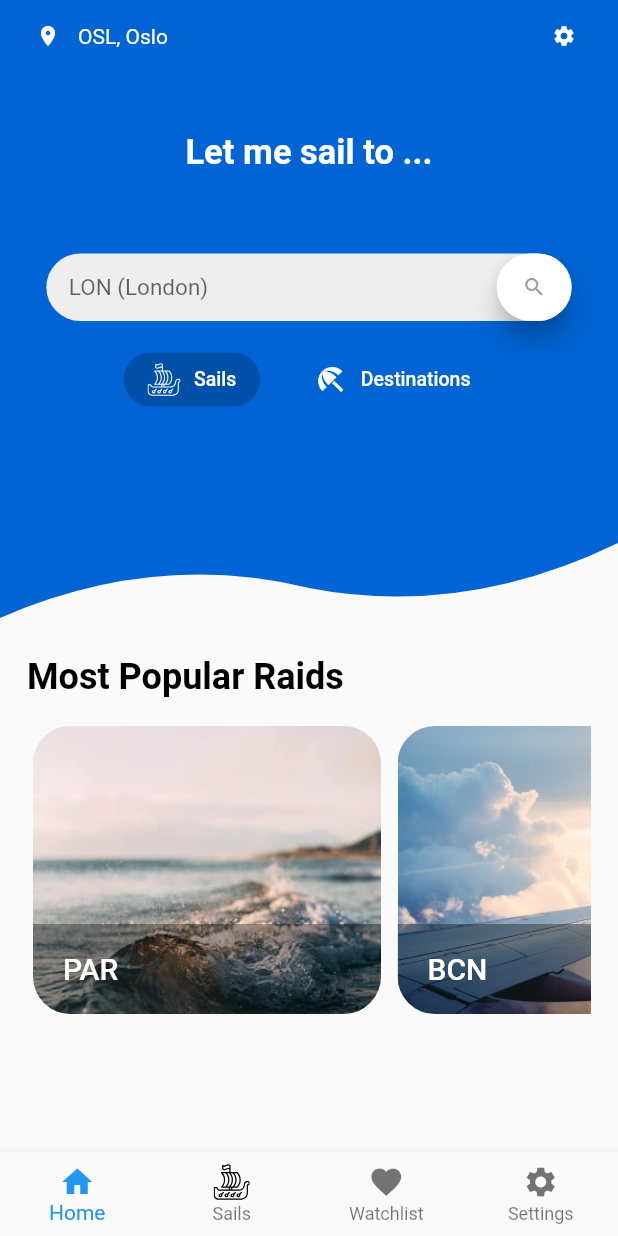
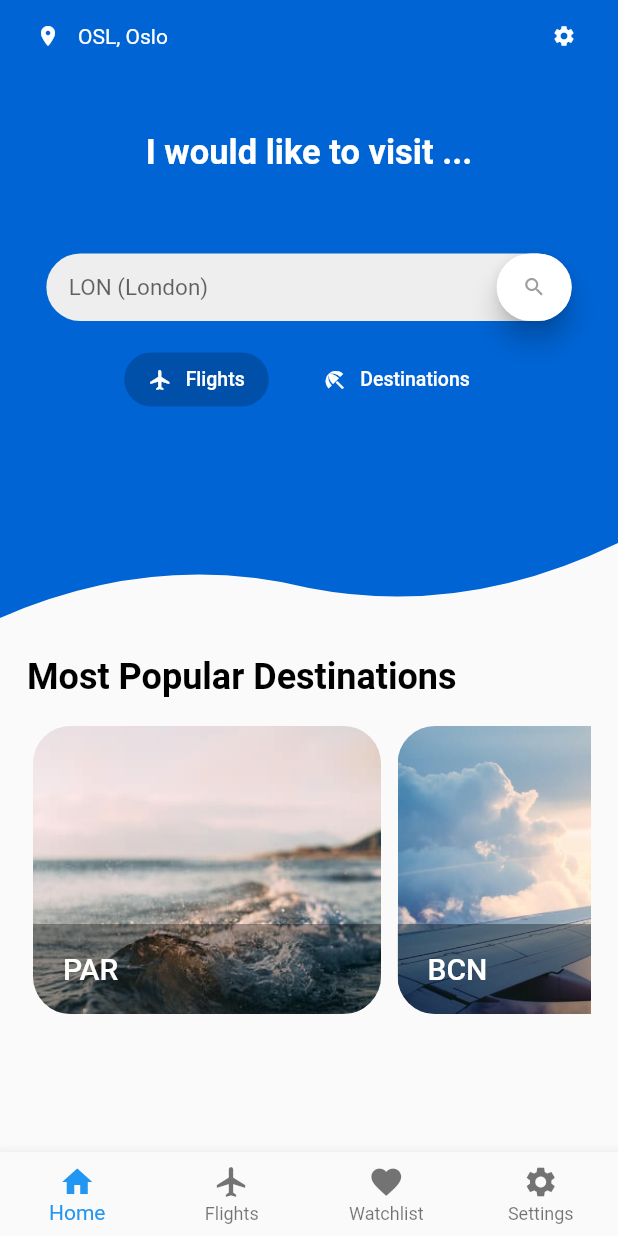
Before and after one commit to mzdm/virtual_traveller_flutter, a Flutter app: the screen it shows after launch, on a phone screen of 412 x 824 dp. Run offline on Flutter 3.47's test engine with Material 2 defaults, Android fonts, the phone set to English and light mode, and no system bars; our stand-ins replace bloc, equatable, flutter_bloc, flutter_svg, flutter_typeahead, freezed_annotation and 2 more; missing offline and left inert: clean_settings; generated files the repository leaves out were written again.

```diff
--- a/lib/consts/asset_names.dart
+++ b/lib/consts/asset_names.dart
@@ -1,5 +1,10 @@
 // TODO:
 class ImageAssetNames {
-  // hotel related
+  // Hotel related
   static const hotelDetails = 'hotel_details.jpg';
 }
+
+class IconAssetNames {
+  // Flutter Vikings event
+  static const flutter_vikings_logo = 'flutter_vikings_logo.svg';
+}
--- a/lib/main.dart
+++ b/lib/main.dart
@@ -1,6 +1,5 @@
 import 'package:flutter/material.dart';
 import 'package:flutter_bloc/flutter_bloc.dart';
-import 'package:flutter_svg/svg.dart';
 import 'package:virtual_traveller_flutter/blocs/home/event/logo_counter_cubit.dart';
 import 'package:virtual_traveller_flutter/blocs/settings/settings_bloc.dart';
 import 'package:virtual_traveller_flutter/utils/responsive_extensions.dart';
@@ -163,15 +162,8 @@ class _MainAppState extends State<MainApp> with SingleTickerProviderStateMixin {
           icon: Icon(Icons.home),
         ),
         BottomNavigationBarItem(
-          // label: 'Flights',
-          // icon: Icon(Icons.flight),
-          label: 'Sails',
-          // author: Smashicons, source: https://www.flaticon.com/free-icon/viking-ship_302094?term=viking%20ship&page=1&position=20
-          icon: SvgPicture.asset(
-            'assets/icons/viking_ship.svg',
-            width: 24.0,
-            height: 24.0,
-          ),
+          label: 'Flights',
+          icon: Icon(Icons.flight),
         ),
         BottomNavigationBarItem(
           label: 'Watchlist',
@@ -205,13 +197,8 @@ class _MainAppState extends State<MainApp> with SingleTickerProviderStateMixin {
           ),
           SizedBox(height: 20.0),
           ListTile(
-            leading: // author: Smashicons, source: https://www.flaticon.com/free-icon/viking-ship_302094?term=viking%20ship&page=1&position=20
-                SvgPicture.asset(
-              'assets/icons/viking_ship.svg',
-              width: 24.0,
-              height: 24.0,
-            ),
-            title: Text('Sails'),
+            leading: Icon(Icons.favorite),
+            title: Text('Flights'),
             selected: _tabController.index == 1 ? true : false,
             onTap: () {
               context.read<BottomNavBarCubit>().changeNavBarItem(1);
@@ -220,7 +207,7 @@ class _MainAppState extends State<MainApp> with SingleTickerProviderStateMixin {
           ),
           SizedBox(height: 5.0),
           ListTile(
-            leading: Icon(Icons.favorite),
+            leading: Icon(Icons.flight),
             title: Text('Watchlist'),
             selected: _tabController.index == 2 ? true : false,
             onTap: () {
--- a/lib/ui/pages/destination/destination_info_page.dart
+++ b/lib/ui/pages/destination/destination_info_page.dart
@@ -7,10 +7,12 @@ import 'package:virtual_traveller_flutter/blocs/destination/hotels/hotels_cubit.
 import 'package:virtual_traveller_flutter/blocs/destination/poi/pois_cubit.dart';
 import 'package:virtual_traveller_flutter/blocs/destination/safety_rate/safety_rate_cubit.dart';
 import 'package:virtual_traveller_flutter/blocs/home/event/logo_counter_cubit.dart';
+import 'package:virtual_traveller_flutter/consts/asset_names.dart';
 import 'package:virtual_traveller_flutter/data/models/location.dart';
 import 'package:virtual_traveller_flutter/data/repositories/amadeus_repository.dart';
 import 'package:virtual_traveller_flutter/ui/pages/destination/pois_page.dart';
 import 'package:virtual_traveller_flutter/utils/extensions.dart';
+import 'package:virtual_traveller_flutter/utils/utils.dart';
 
 import 'hotels_page.dart';
 import 'local_widgets/image_sliver_app_bar.dart';
@@ -427,7 +429,7 @@ class DestinationInfoPage extends StatelessWidget {
                       context.read<LogoCounterCubit>().logoFound('settings');
                     },
                     child: SvgPicture.asset(
-                      'assets/icons/logo.svg',
+                      Utils.getIconAsset(IconAssetNames.flutter_vikings_logo),
                       width: 48.0,
                       height: 48.0,
                     ),
--- a/lib/ui/pages/flights/search_flights_page.dart
+++ b/lib/ui/pages/flights/search_flights_page.dart
@@ -3,7 +3,9 @@ import 'package:flutter/rendering.dart';
 import 'package:flutter_bloc/flutter_bloc.dart';
 import 'package:flutter_svg/svg.dart';
 import 'package:virtual_traveller_flutter/blocs/home/event/logo_counter_cubit.dart';
+import 'package:virtual_traveller_flutter/consts/asset_names.dart';
 import 'package:virtual_traveller_flutter/utils/responsive_extensions.dart';
+import 'package:virtual_traveller_flutter/utils/utils.dart';
 
 import 'local_widgets/input_row.dart';
 import 'local_widgets/way_type_selection_card.dart';
@@ -114,7 +116,8 @@ class _SearchFlightsPageState extends State<SearchFlightsPage> {
                                   .logoFound('flights');
                             },
                             child: SvgPicture.asset(
-                              'assets/icons/logo.svg',
+                              Utils.getIconAsset(
+                                  IconAssetNames.flutter_vikings_logo),
                               width: 48.0,
                               height: 48.0,
                             ),
--- a/lib/ui/pages/home/home_page.dart
+++ b/lib/ui/pages/home/home_page.dart
@@ -8,11 +8,13 @@ import 'package:shimmer/shimmer.dart';
 import 'package:virtual_traveller_flutter/blocs/home/event/logo_counter_cubit.dart';
 import 'package:virtual_traveller_flutter/blocs/home/flight_destination_switcher/flight_destination_switcher_cubit.dart';
 import 'package:virtual_traveller_flutter/blocs/home/most_popular_destinations/most_popular_destinations_cubit.dart';
+import 'package:virtual_traveller_flutter/consts/asset_names.dart';
 import 'package:virtual_traveller_flutter/consts/local_keys.dart';
 import 'package:virtual_traveller_flutter/data/models/airport.dart';
 import 'package:virtual_traveller_flutter/data/models/destination.dart';
 import 'package:virtual_traveller_flutter/data/repositories/amadeus_repository.dart';
 import 'package:virtual_traveller_flutter/utils/responsive_extensions.dart';
+import 'package:virtual_traveller_flutter/utils/utils.dart';
 
 import 'local_widgets/flight_destination_search_switcher.dart';
 import 'local_widgets/rounded_card.dart';
@@ -143,7 +145,7 @@ class _HomePageState extends State<HomePage> {
 
   Widget buildTitleHeader() {
     return Text(
-      'Let me sail to ...',
+      'I would like to visit ...',
       style: TextStyle(
         color: Colors.white,
         fontSize: 23.0,
@@ -342,16 +344,8 @@ class _HomePageState extends State<HomePage> {
           mainAxisAlignment: MainAxisAlignment.center,
           children: [
             FlightDestinationSearchSwitcher(
-              // icon: Icons.flight_outlined,
-              // label: 'Flights',
-              // author: Smashicons, source: https://www.flaticon.com/free-icon/viking-ship_302094?term=viking%20ship&page=1&position=20
-              label: 'Sails',
-              icon: SvgPicture.asset(
-                'assets/icons/viking_ship.svg',
-                width: 22.0,
-                height: 22.0,
-                color: Colors.white,
-              ),
+              label: 'Flights',
+              icon: Icons.flight_outlined,
               isPressed: switcherState == 0,
               onPressed: () {
                 context.read<FlightDestinationSwitcherCubit>().switchType();
@@ -359,12 +353,7 @@ class _HomePageState extends State<HomePage> {
             ),
             SizedBox(width: 20.0),
             FlightDestinationSearchSwitcher(
-              // icon: Icons.beach_access,
-              icon: Icon(
-                Icons.beach_access,
-                size: 22.0,
-                color: Colors.white,
-              ),
+              icon: Icons.beach_access,
               label: 'Destinations',
               isPressed: switcherState == 1,
               onPressed: () {
@@ -412,7 +401,7 @@ class _HomePageState extends State<HomePage> {
       Align(
         alignment: AlignmentDirectional.bottomStart,
         child: Text(
-          'Most Popular Raids',
+          'Most Popular Destinations',
           style: TextStyle(
             color: Colors.black,
             fontSize: 24.0,
@@ -494,7 +483,7 @@ class _HomePageState extends State<HomePage> {
                           .logoFound('most_popular');
                     },
                     child: SvgPicture.asset(
-                      'assets/icons/logo.svg',
+                      Utils.getIconAsset(IconAssetNames.flutter_vikings_logo),
                       width: 48.0,
                       height: 48.0,
                     ),
--- a/lib/ui/pages/home/local_widgets/flight_destination_search_switcher.dart
+++ b/lib/ui/pages/home/local_widgets/flight_destination_search_switcher.dart
@@ -13,7 +13,7 @@ class FlightDestinationSearchSwitcher extends StatelessWidget {
         super(key: key);
 
   final VoidCallback onPressed;
-  final Widget icon;
+  final IconData icon;
   final String label;
   final bool isPressed;
 
@@ -23,12 +23,11 @@ class FlightDestinationSearchSwitcher extends StatelessWidget {
       onPressed: onPressed,
       child: Row(
         children: [
-          icon,
-          // Icon(
-          //   icon,
-          //   size: 16.0,
-          //   color: Colors.white,
-          // ),
+          Icon(
+            icon,
+            size: 16.0,
+            color: Colors.white,
+          ),
           SizedBox(width: 9.0),
           Text(
             label,
--- a/lib/utils/utils.dart
+++ b/lib/utils/utils.dart
@@ -5,7 +5,14 @@ import 'package:virtual_traveller_flutter/data/models/location.dart';
 
 class Utils {
   /// Returns the asset path of an image named [assetName].
+  ///
+  /// The [assetName] must have included a file extension (.png, .svg, ...).
   static String getImageAsset(String assetName) => 'assets/images/$assetName';
+
+  /// Returns the asset path of an icon named [assetName].
+  ///
+  /// The [assetName] must have included a file extension (.png, .svg, ...).
+  static String getIconAsset(String assetName) => 'assets/icons/$assetName';
 
   /// Copies the text content of the [textCopyData] parameter
   /// to the [Clipboard].
--- a/test_driver/bottom_nav_bar/bottom_nav_bar_test.dart
+++ b/test_driver/bottom_nav_bar/bottom_nav_bar_test.dart
@@ -38,18 +38,18 @@ void main() {
       () async {
         await driver.tap(find.text('Home'));
         await delay_custom(milliseconds: 1000);
-        await driver.waitFor(find.text('Let me sail to ...'));
+        await driver.waitFor(find.text('I would like to visit ...'));
       },
     );
 
     test(
       '3) Home Page: click to the same page (Home Page) and stay at the same page',
       () async {
-        await driver.waitFor(find.text('Let me sail to ...'));
+        await driver.waitFor(find.text('I would like to visit ...'));
         await driver.tap(find.text('Home'));
         await delay_650ms();
         await driver.waitFor(find.text('Home'));
-        await driver.waitFor(find.text('Let me sail to ...'));
+        await driver.waitFor(find.text('I would like to visit ...'));
       },
     );
 
@@ -60,7 +60,7 @@ void main() {
         await delay_650ms();
         await driver.waitFor(find.text('Destinations Watchlist'));
 
-        await driver.tap(find.text('Sails'));
+        await driver.tap(find.text('Flights'));
         await delay_650ms();
         await driver.waitFor(find.text('Search Flights'));
 
@@ -70,7 +70,7 @@ void main() {
 
         await driver.tap(find.text('Home'));
         await delay_650ms();
-        await driver.waitFor(find.text('Let me sail to ...'));
+        await driver.waitFor(find.text('I would like to visit ...'));
       },
     );
 
@@ -96,7 +96,7 @@ void main() {
 
         // Bottom Nav Bar items visible
         await driver.waitFor(find.text('Home'));
-        await driver.waitFor(find.text('Sails'));
+        await driver.waitFor(find.text('Flights'));
         await driver.waitFor(find.text('Settings'));
       },
     );
@@ -106,7 +106,7 @@ void main() {
       () async {
         await driver.tap(find.text('Home'));
         await delay_650ms();
-        await driver.waitFor(find.text('Let me sail to ...'));
+        await driver.waitFor(find.text('I would like to visit ...'));
       },
     );
   });
```
Also changed, not shown: assets/icons/flutter_vikings_logo.svg (renamed from assets/icons/logo.svg), assets/icons/viking_ship.svg (deleted).
